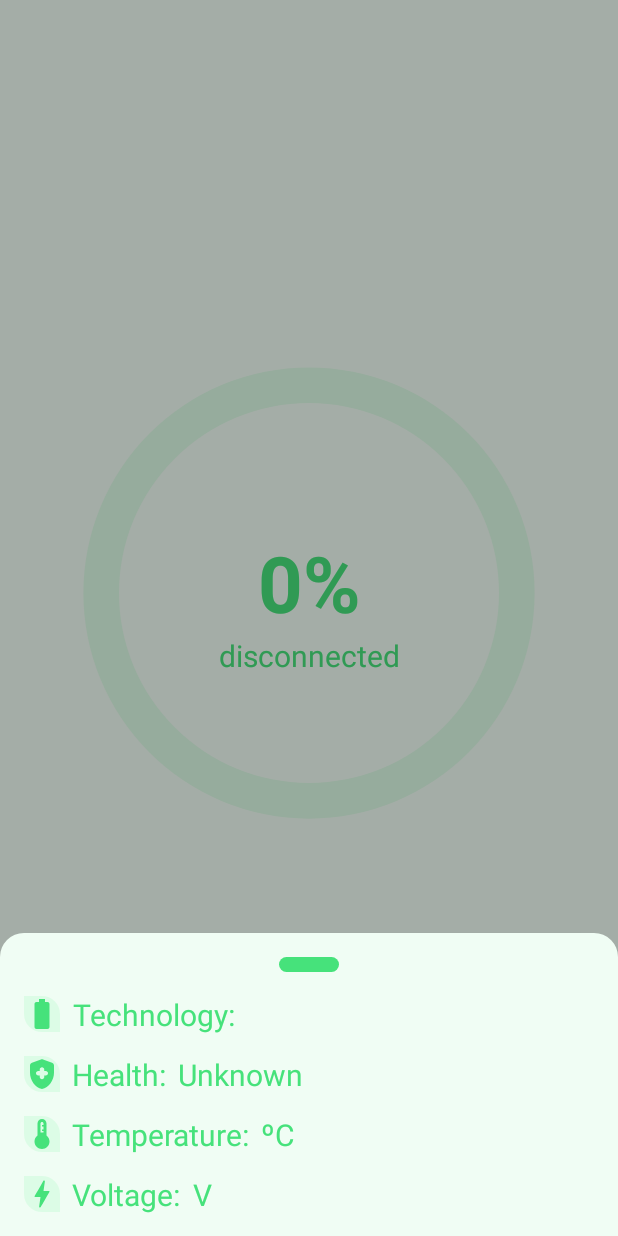
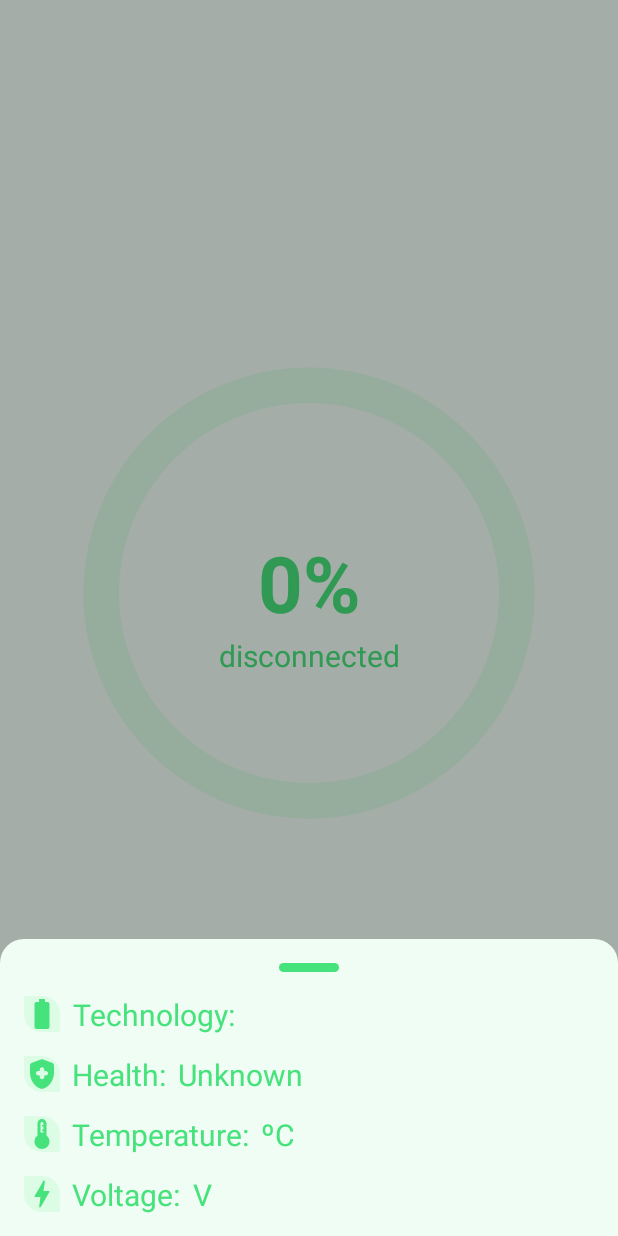
Before and after one commit to LucasMelll0/Battery_Monitor, an Android app: the screen it shows after launch (MainActivity), after a tap on "Battery Details", on a phone screen of 412 x 824 dp. Run offline under Robolectric (Android 15) with nearby library versions, the phone set to English and light mode, and no system bars.

Commit message:
style: Algumas alterações visuais. feature: Aviso de economia de energia agora aparece em landscape também.

```diff
--- /dev/null
+++ b/app/src/main/res/drawable/rounded_bottom_background.xml
@@ -0,0 +1,5 @@
+<?xml version="1.0" encoding="utf-8"?>
+<shape xmlns:android="http://schemas.android.com/apk/res/android" android:shape="rectangle">
+    <corners android:bottomLeftRadius="@dimen/default_radius" android:bottomRightRadius="@dimen/default_radius"/>
+    <solid android:color="@color/goldenrod"/>
+</shape>
--- a/app/src/main/res/layout-land/activity_main.xml
+++ b/app/src/main/res/layout-land/activity_main.xml
@@ -56,5 +56,12 @@
         app:layout_constraintBottom_toBottomOf="parent"
         app:layout_constraintStart_toStartOf="parent"
         app:layout_constraintEnd_toStartOf="@id/_guideline_middle"/>
+    <androidx.appcompat.widget.AppCompatTextView
+        android:id="@+id/textview_warning"
+        style="@style/WarningTextView"
+        tools:visibility="visible"
+        app:layout_constraintTop_toTopOf="parent"
+        app:layout_constraintStart_toStartOf="parent"
+        app:layout_constraintEnd_toEndOf="parent"/>
 
 </androidx.constraintlayout.widget.ConstraintLayout>
--- a/app/src/main/res/values/dimens.xml
+++ b/app/src/main/res/values/dimens.xml
@@ -6,7 +6,7 @@
     <dimen name="medium_text_view">24sp</dimen>
     <dimen name="default_text_size">20sp</dimen>
     <dimen name="small_text_size">18sp</dimen>
-    <dimen name="bottom_sheet_drag_handle_height">10dp</dimen>
+    <dimen name="bottom_sheet_drag_handle_height">6dp</dimen>
     <dimen name="bottom_sheet_drag_handle_width">40dp</dimen>
     <dimen name="default_radius">16dp</dimen>
     <dimen name="small_margin">8dp</dimen>
--- a/app/src/main/res/values/styles.xml
+++ b/app/src/main/res/values/styles.xml
@@ -29,10 +29,11 @@
 
     <style name="BatteryDetailsButton" parent="Widget.Material3.Button.IconButton.Filled.Tonal">
         <item name="android:layout_width">match_parent</item>
-        <item name="android:layout_height">@dimen/default_button_height</item>
+        <item name="android:layout_height">wrap_content</item>
         <item name="android:text">@string/activity_main_button_battery_details</item>
         <item name="android:textColor">@color/primary_variant</item>
         <item name="backgroundTint">@color/primary</item>
+        <item name="android:textSize">@dimen/small_text_size</item>
         <item name="android:layout_margin">@dimen/default_margin</item>
     </style>
 
@@ -59,7 +60,7 @@
         <item name="android:layout_width">match_parent</item>
         <item name="android:textSize">@dimen/small_text_size</item>
         <item name="android:textColor">@color/on_primary</item>
-        <item name="android:background">@color/primary</item>
+        <item name="android:background">@drawable/rounded_bottom_background</item>
         <item name="android:text">@string/activity_main_power_save_enabled_warning</item>
         <item name="android:visibility">gone</item>
     </style>
```
